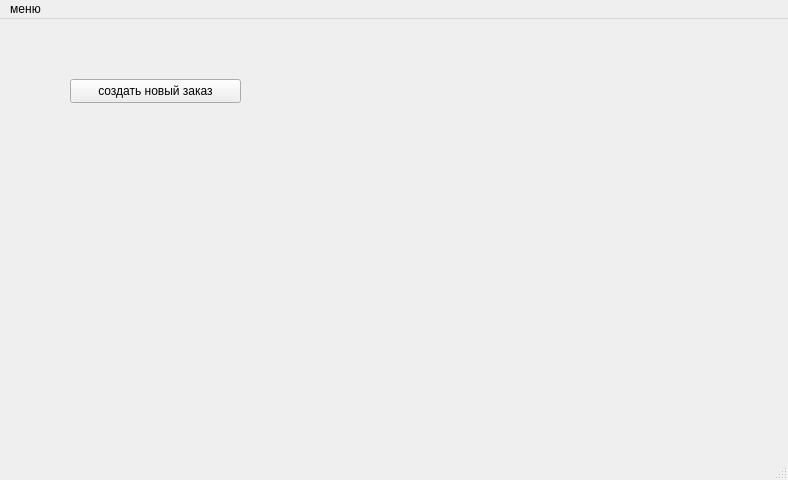
HSE-TEAM/-semester-project, file mainwindow.ui: the form before one commit.
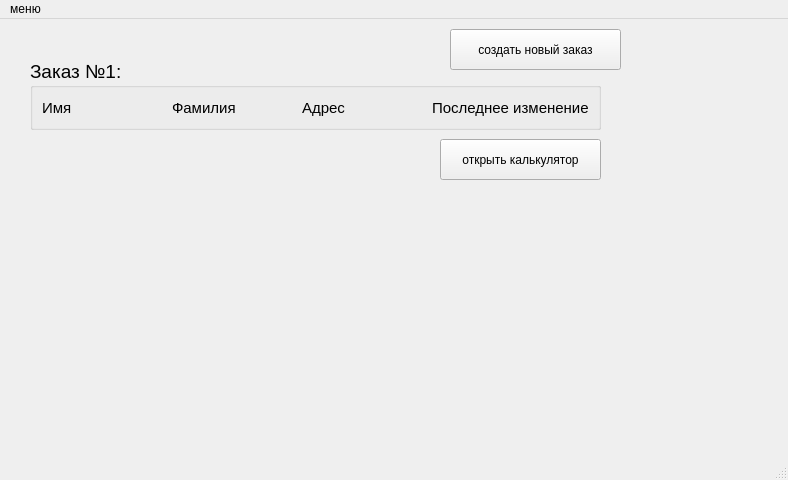
The form after the commit.

```diff
--- a/mainwindow.ui
+++ b/mainwindow.ui
@@ -17,16 +17,97 @@
    <widget class="QPushButton" name="open_new_people">
     <property name="geometry">
      <rect>
-      <x>70</x>
-      <y>60</y>
+      <x>450</x>
+      <y>10</y>
       <width>171</width>
-      <height>24</height>
+      <height>41</height>
      </rect>
     </property>
     <property name="text">
      <string>создать новый заказ</string>
     </property>
    </widget>
+   <widget class="QGroupBox" name="order_1">
+    <property name="geometry">
+     <rect>
+      <x>30</x>
+      <y>40</y>
+      <width>571</width>
+      <height>71</height>
+     </rect>
+    </property>
+    <property name="font">
+     <font>
+      <pointsize>14</pointsize>
+     </font>
+    </property>
+    <property name="title">
+     <string>Заказ №1:</string>
+    </property>
+    <layout class="QHBoxLayout" name="horizontalLayout">
+     <item>
+      <widget class="QLabel" name="name_1">
+       <property name="font">
+        <font>
+         <pointsize>11</pointsize>
+        </font>
+       </property>
+       <property name="text">
+        <string>Имя</string>
+       </property>
+      </widget>
+     </item>
+     <item>
+      <widget class="QLabel" name="surname_1">
+       <property name="font">
+        <font>
+         <pointsize>11</pointsize>
+        </font>
+       </property>
+       <property name="text">
+        <string>Фамилия</string>
+       </property>
+      </widget>
+     </item>
+     <item>
+      <widget class="QLabel" name="adress_1">
+       <property name="font">
+        <font>
+         <pointsize>11</pointsize>
+        </font>
+       </property>
+       <property name="text">
+        <string>Адрес</string>
+       </property>
+      </widget>
+     </item>
+     <item>
+      <widget class="QLabel" name="changes_1">
+       <property name="font">
+        <font>
+         <pointsize>11</pointsize>
+        </font>
+       </property>
+       <property name="text">
+        <string>Последнее изменение</string>
+       </property>
+      </widget>
+     </item>
+    </layout>
+   </widget>
+   <widget class="QPushButton" name="pushButton">
+    <property name="geometry">
+     <rect>
+      <x>440</x>
+      <y>120</y>
+      <width>161</width>
+      <height>41</height>
+     </rect>
+    </property>
+    <property name="text">
+     <string>открыть калькулятор</string>
+    </property>
+   </widget>
   </widget>
   <widget class="QMenuBar" name="menubar">
    <property name="geometry">
```
